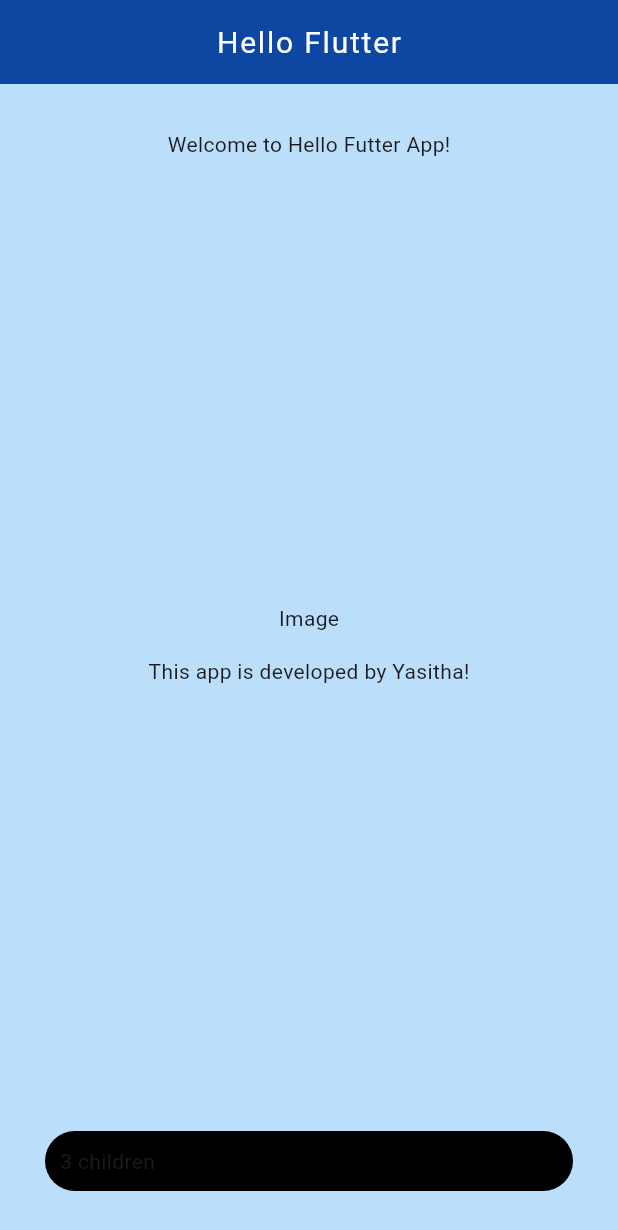
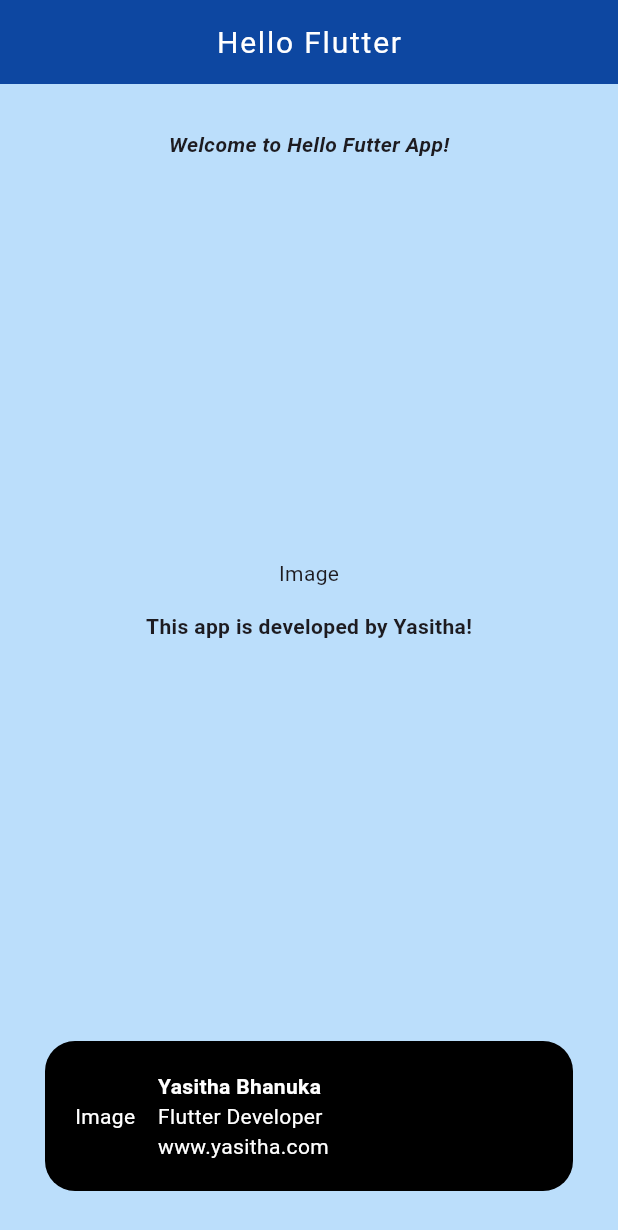
Before and after one commit to Yasitha-Bhanuka/First-Flutter-App, a Flutter app: the screen it shows after launch, on a phone screen of 412 x 824 dp. Shown: the top 1230 px of the screen. Run offline on Flutter 3.47's test engine with Material 3 defaults, Android fonts, the phone set to English and light mode, and no system bars.

Commit message:
Create the row widget and column widget both for make designing the bottom container

```diff
--- a/lib/main.dart
+++ b/lib/main.dart
@@ -32,27 +32,60 @@ class MyApp extends StatelessWidget {
                   mainAxisAlignment: MainAxisAlignment.spaceBetween,
                   crossAxisAlignment: CrossAxisAlignment.center,
                   children: [
-                Text("Welcome to Hello Futter App!"),
+                    Text(
+                      "Welcome to Hello Futter App!",
+                      style: TextStyle(
+                          fontWeight: FontWeight.bold,
+                          fontStyle: FontStyle.italic),
+                    ),
                     Column(
                       children: [
                         Text("Image"),
                         SizedBox(
                           height: 15,
                         ),
-                    Text("This app is developed by Yasitha!"),
+                        Text("This app is developed by Yasitha!",
+                            style: TextStyle(fontWeight: FontWeight.bold)),
                       ],
                     ),
                     Container(
-                    padding: EdgeInsets.all(10),
+                        padding: EdgeInsets.all(20),
                         width: double.infinity,
                         decoration: BoxDecoration(
                           color: Colors.black,
                           borderRadius: BorderRadius.circular(20),
                         ),
-                    child: Text("3 children")),
+                        child: Row(
+                          children: [
+                            Text(
+                              "Image",
+                              style: TextStyle(color: Colors.white),
+                            ),
+                            SizedBox(
+                              width: 15,
+                            ),
+                            Column(
+                              crossAxisAlignment: CrossAxisAlignment.start,
+                              children: [
+                                Text(
+                                  "Yasitha Bhanuka",
+                                  style: TextStyle(
+                                      color: Colors.white,
+                                      fontWeight: FontWeight.bold),
+                                ),
+                                Text(
+                                  "Flutter Developer",
+                                  style: TextStyle(color: Colors.white),
+                                ),
+                                Text(
+                                  "www.yasitha.com",
+                                  style: TextStyle(color: Colors.white),
+                                ),
                               ],
                             ),
+                          ],
                         )),
+                  ]))),
     );
   }
 }
```
Lines whose indentation alone changed are shown as unchanged.
